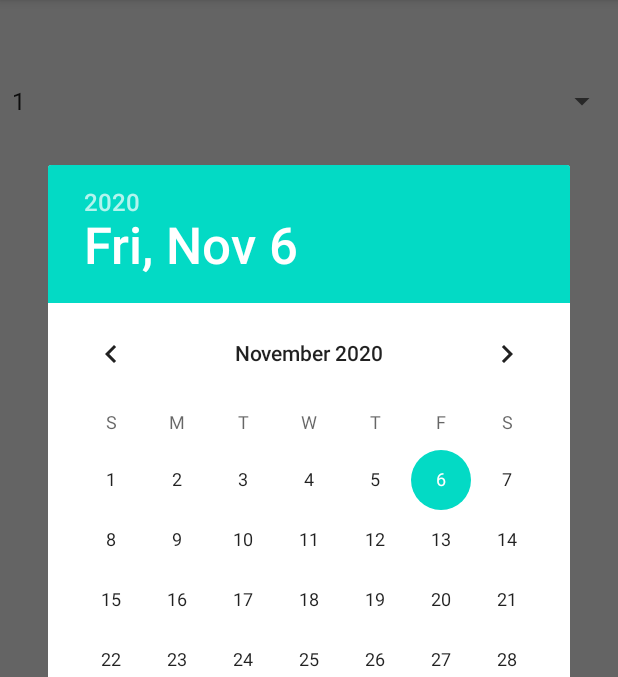
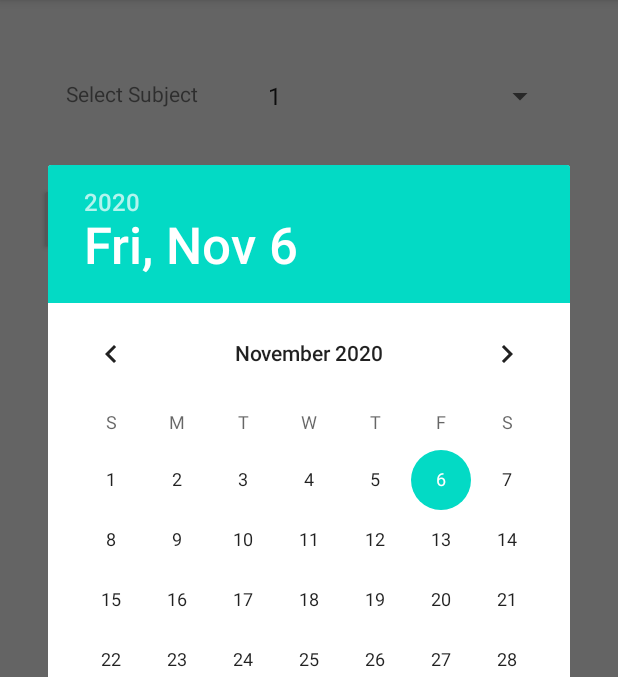
Before and after one commit to PraveenMathew92/covid-tracker-android-app, an Android app: the GetContactGraphActivity screen opened directly, with no data from a screen before it, after a tap on "SELECT DATE", on a phone screen of 412 x 824 dp, the part 84-761 px from its top. Run offline under Robolectric (Android 15) with nearby library versions, the phone set to English and light mode, and no system bars.

Commit message:
Rearrange Get Contact Graph activity

```diff
--- a/app/src/main/res/layout/get_contact_graph.xml
+++ b/app/src/main/res/layout/get_contact_graph.xml
@@ -1,6 +1,5 @@
 <?xml version="1.0" encoding="utf-8"?>
-<androidx.constraintlayout.widget.ConstraintLayout
-    xmlns:android="http://schemas.android.com/apk/res/android"
+<androidx.constraintlayout.widget.ConstraintLayout xmlns:android="http://schemas.android.com/apk/res/android"
     xmlns:app="http://schemas.android.com/apk/res-auto"
     xmlns:tools="http://schemas.android.com/tools"
     android:layout_width="match_parent"
@@ -8,40 +7,51 @@
 
     <Spinner
         android:id="@+id/subject_spinner"
-        android:layout_width="match_parent"
+        android:layout_width="200dp"
         android:layout_height="wrap_content"
         app:layout_constraintBottom_toBottomOf="parent"
         app:layout_constraintEnd_toEndOf="parent"
-        app:layout_constraintHorizontal_bias="0.0"
+        app:layout_constraintHorizontal_bias="0.805"
         app:layout_constraintStart_toStartOf="parent"
         app:layout_constraintTop_toTopOf="parent"
-        app:layout_constraintVertical_bias="0.074" />
+        app:layout_constraintVertical_bias="0.07" />
 
     <EditText
         android:id="@+id/selected_date"
         android:layout_width="wrap_content"
         android:layout_height="wrap_content"
-        android:layout_marginBottom="444dp"
+        android:layout_marginBottom="456dp"
         android:ems="10"
         android:inputType="date"
         app:layout_constraintBottom_toBottomOf="parent"
         app:layout_constraintEnd_toEndOf="parent"
-        app:layout_constraintHorizontal_bias="0.164"
+        app:layout_constraintHorizontal_bias="0.845"
         app:layout_constraintStart_toStartOf="parent"
-        app:layout_constraintTop_toBottomOf="@+id/planets_spinner"
-        app:layout_constraintVertical_bias="0.141" />
+        app:layout_constraintTop_toBottomOf="@+id/subject_spinner"
+        app:layout_constraintVertical_bias="0.763" />
 
     <Button
         android:id="@+id/select_date_button"
         android:layout_width="wrap_content"
         android:layout_height="wrap_content"
-        android:layout_marginEnd="32dp"
         android:text="@string/select_date"
         app:layout_constraintBottom_toBottomOf="parent"
-        app:layout_constraintEnd_toEndOf="parent"
-        app:layout_constraintHorizontal_bias="0.583"
-        app:layout_constraintStart_toEndOf="@+id/editTextDate"
+        app:layout_constraintEnd_toStartOf="@+id/selected_date"
+        app:layout_constraintHorizontal_bias="0.46"
+        app:layout_constraintStart_toStartOf="parent"
         app:layout_constraintTop_toTopOf="parent"
-        app:layout_constraintVertical_bias="0.203" />
+        app:layout_constraintVertical_bias="0.169" />
+
+    <TextView
+        android:id="@+id/textView2"
+        android:layout_width="wrap_content"
+        android:layout_height="wrap_content"
+        android:text="Select Subject"
+        app:layout_constraintBottom_toBottomOf="parent"
+        app:layout_constraintEnd_toStartOf="@+id/subject_spinner"
+        app:layout_constraintHorizontal_bias="0.536"
+        app:layout_constraintStart_toStartOf="parent"
+        app:layout_constraintTop_toTopOf="parent"
+        app:layout_constraintVertical_bias="0.07" />
 
 </androidx.constraintlayout.widget.ConstraintLayout>
```
